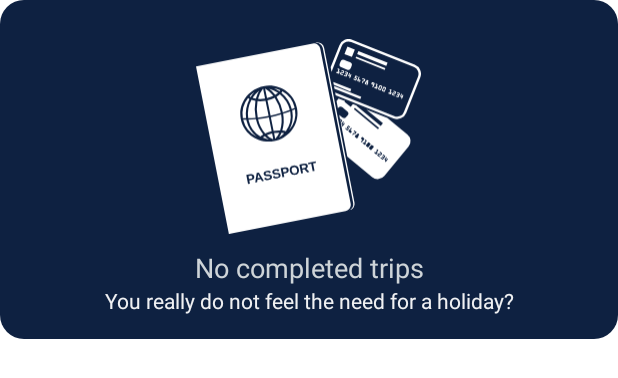
After one commit to EndavaAos/CityGuide, an Android app: the layout no_completed_trips.xml on its own in the app's theme, with its tools: preview values and no code run, on a phone screen of 412 x 824 dp. The commit adds this screen. Shown: the top 378 px of the screen. Run offline under Robolectric (Android 15) with nearby library versions, the phone set to English and light mode, and no system bars.

Commit message:
added my trips screen, the vm uses flows into livedata for now

```diff
--- /dev/null
+++ b/app/src/main/res/layout/no_completed_trips.xml
@@ -0,0 +1,34 @@
+<?xml version="1.0" encoding="utf-8"?>
+<androidx.appcompat.widget.LinearLayoutCompat xmlns:android="http://schemas.android.com/apk/res/android"
+    xmlns:app="http://schemas.android.com/apk/res-auto"
+    android:layout_width="match_parent"
+    android:layout_height="wrap_content"
+    android:background="@drawable/round_corners_background"
+    android:orientation="vertical"
+    android:padding="@dimen/card_padding_medium">
+
+    <ImageView
+        android:layout_width="@dimen/image_size_large"
+        android:layout_height="@dimen/image_size_large"
+        android:layout_gravity="center_horizontal"
+        android:contentDescription="@string/no_active_trip_image_description"
+        android:src="@drawable/ic_completed_trip"
+        app:tint="@color/white" />
+
+    <TextView
+        android:layout_width="match_parent"
+        android:layout_height="wrap_content"
+        android:gravity="center"
+        android:text="@string/no_completed_trips_title"
+        android:textColor="@color/primary_text_color"
+        android:textSize="@dimen/text_size_medium" />
+
+    <TextView
+        android:layout_width="match_parent"
+        android:layout_height="wrap_content"
+        android:gravity="center"
+        android:text="@string/no_completed_trips_description"
+        android:textColor="@color/secondary_text_color"
+        android:textSize="@dimen/text_size_small" />
+
+</androidx.appcompat.widget.LinearLayoutCompat>
--- a/app/src/main/res/layout/trips_preview_list_item.xml
+++ b/app/src/main/res/layout/trips_preview_list_item.xml
@@ -3,6 +3,7 @@
     xmlns:app="http://schemas.android.com/apk/res-auto"
     android:layout_width="match_parent"
     android:layout_height="wrap_content"
+    android:layout_margin="@dimen/list_item_margin_small"
     android:background="@drawable/round_corners_background"
     android:paddingStart="@dimen/item_horizontal_medium_padding"
     android:paddingTop="@dimen/item_vertical_medium_padding"
@@ -37,6 +38,7 @@
     <ImageView
         android:layout_width="@dimen/ic_caret_size"
         android:layout_height="@dimen/ic_caret_size"
+        android:contentDescription="@string/preview_item_icon_description"
         android:src="@drawable/ic_caret_right"
         app:layout_constraintBottom_toBottomOf="parent"
         app:layout_constraintEnd_toEndOf="parent"
```
Also changed, not shown: app/build.gradle (+10 -0 lines), app/src/main/java/com/example/cityguide/di/MainActivityModule.kt (added, +12 -0 lines), app/src/main/java/com/example/cityguide/di/MyTripsFragmentModule.kt (added, +12 -0 lines), app/src/main/java/com/example/cityguide/presentation/trips/TripViewModel.kt (added, +15 -0 lines), app/src/main/res/layout/fragment_my_trips.xml (renamed from app/src/main/res/layout/fragment_trips_preview_list.xml, +16 -7 lines), app/src/main/res/layout/no_active_trips.xml (added, +34 -0 lines), app/src/main/res/layout/no_upcoming_trips.xml (added, +34 -0 lines), app/src/main/res/layout/trips_preview_list.xml (+20 -6 lines).
